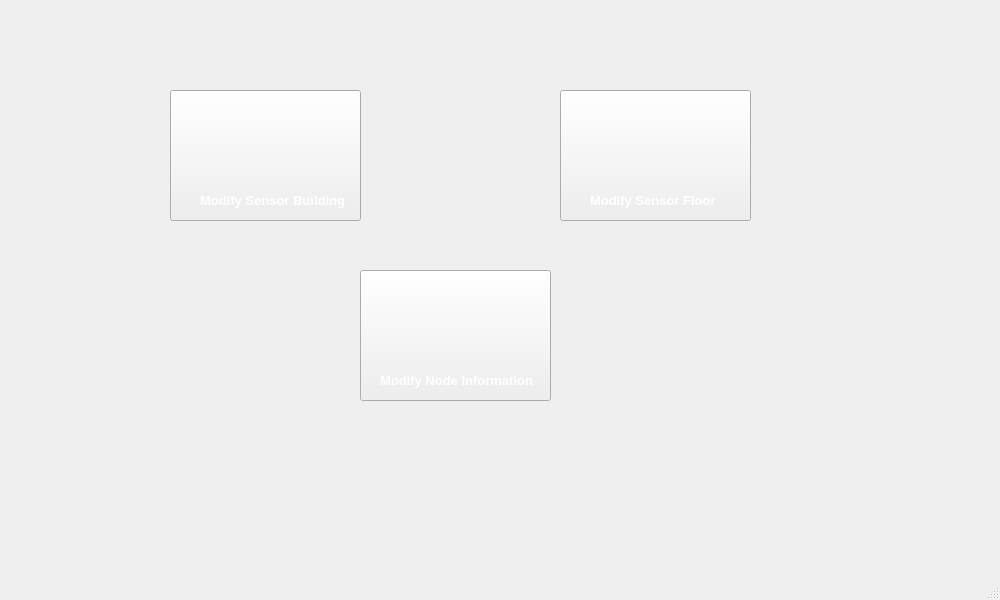
The window that PI-Edificio/modifydatabase.ui (QuiannZo/Intelligent_Building) describes before a commit, drawn with Qt 5.
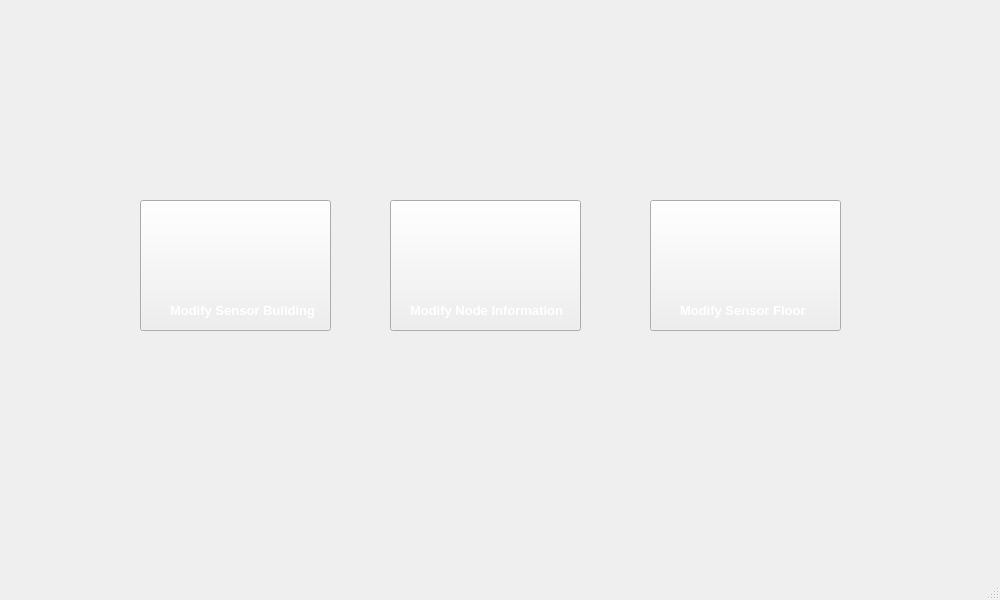
The same window after the commit.

Patch:
```diff
--- a/PI-Edificio/modifydatabase.ui
+++ b/PI-Edificio/modifydatabase.ui
@@ -17,8 +17,8 @@
    <widget class="QPushButton" name="pushButton8">
     <property name="geometry">
      <rect>
-      <x>170</x>
-      <y>90</y>
+      <x>140</x>
+      <y>200</y>
       <width>191</width>
       <height>131</height>
      </rect>
@@ -37,8 +37,8 @@
    <widget class="QPushButton" name="pushButton8_2">
     <property name="geometry">
      <rect>
-      <x>560</x>
-      <y>90</y>
+      <x>650</x>
+      <y>200</y>
       <width>191</width>
       <height>131</height>
      </rect>
@@ -57,8 +57,8 @@
    <widget class="QPushButton" name="pushButton8_3">
     <property name="geometry">
      <rect>
-      <x>360</x>
-      <y>270</y>
+      <x>390</x>
+      <y>200</y>
       <width>191</width>
       <height>131</height>
      </rect>
@@ -77,8 +77,8 @@
    <widget class="QLabel" name="label_13">
     <property name="geometry">
      <rect>
-      <x>200</x>
-      <y>190</y>
+      <x>170</x>
+      <y>300</y>
       <width>151</width>
       <height>20</height>
      </rect>
@@ -99,8 +99,8 @@
    <widget class="QLabel" name="label_14">
     <property name="geometry">
      <rect>
-      <x>380</x>
-      <y>370</y>
+      <x>410</x>
+      <y>300</y>
       <width>161</width>
       <height>20</height>
      </rect>
@@ -121,8 +121,8 @@
    <widget class="QLabel" name="label_15">
     <property name="geometry">
      <rect>
-      <x>590</x>
-      <y>190</y>
+      <x>680</x>
+      <y>300</y>
       <width>151</width>
       <height>20</height>
      </rect>
```
Left out of the diff: 2 changed lines with no effect on the pictures.
